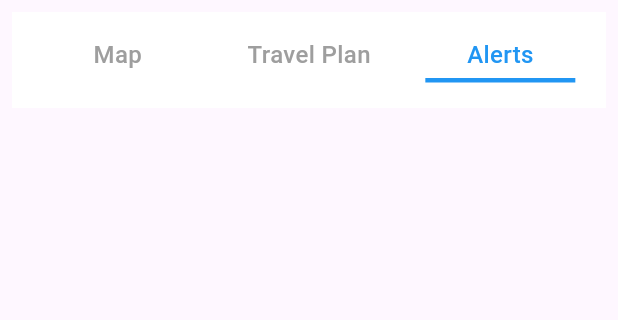
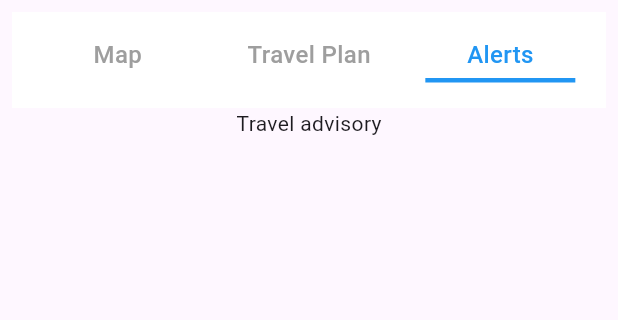
Before and after one commit to MomPansy/reverse-proxy, a Flutter app: the LiveTripPage screen opened by its route, after a tap on "Travel Plan", after a tap on "Alerts", on a phone screen of 412 x 824 dp, the part 96-416 px from its top. Run offline on Flutter 3.47's test engine with Material 3 defaults, Android fonts, the light colour scheme and no system bars; our stand-ins replace firebase_auth, firebase_core, go_router, google_fonts, google_maps_flutter, google_sign_in; accounts and stored records are empty.

Commit message:
created placeholder components for live trip tab

```diff
--- /dev/null
+++ b/lib/components/live/alerts_tab.dart
@@ -0,0 +1,16 @@
+import 'package:flutter/material.dart';
+
+class AlertsTab extends StatelessWidget {
+  const AlertsTab({super.key});
+
+  static const routeName = '/live_trip';
+
+  @override
+  Widget build(BuildContext context) {
+    return Column(
+      children: [
+        Text('Travel advisory'),
+      ],
+    );
+  }
+}
--- a/lib/components/live/live_trip_tabs.dart
+++ b/lib/components/live/live_trip_tabs.dart
@@ -1,3 +1,5 @@
+import 'package:askngo/components/live/alerts_tab.dart';
+import 'package:askngo/components/live/travel_plan_tab.dart';
 import 'package:flutter/material.dart';
 
 import 'map_tab.dart';
@@ -23,9 +25,9 @@ class _LiveTripTabsState extends State<LiveTripTabs> {
       case 0:
         return MapTab();
       case 1:
-        return Container();
+        return TravelPlanTab();
       case 2:
-        return Container();
+        return AlertsTab();
     }
     return Container();
   }
--- /dev/null
+++ b/lib/components/live/travel_plan_tab.dart
@@ -0,0 +1,16 @@
+import 'package:flutter/material.dart';
+
+class TravelPlanTab extends StatelessWidget {
+  const TravelPlanTab({super.key});
+
+  static const routeName = '/live_trip';
+
+  @override
+  Widget build(BuildContext context) {
+    return Column(
+      children: [
+        Text('Plan for today'),
+      ],
+    );
+  }
+}
```
